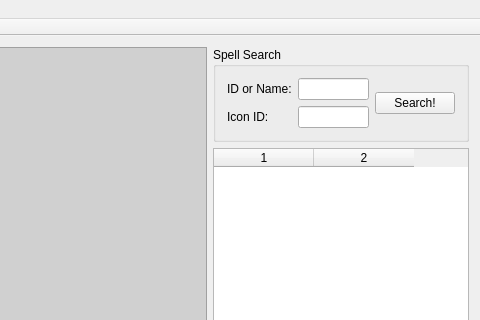
Old version of the form QSW/SpellWorkUI.ui in the repository sidsukana/QSpellWork; both pictures show x 400 to 880 and y 0 to 320 of the 880 by 600 pixel window.
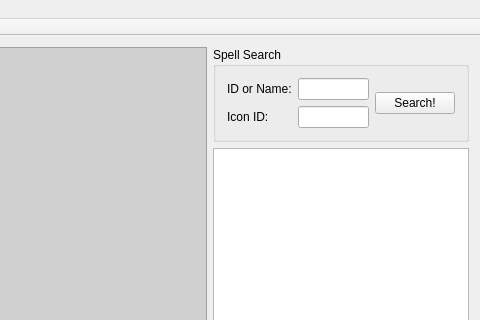
New version of the form.

Commit message: [27] QTableWidget -> QTableView

```diff
--- a/QSW/SpellWorkUI.ui
+++ b/QSW/SpellWorkUI.ui
@@ -73,7 +73,7 @@
        </widget>
       </item>
       <item>
-       <widget class="QTableWidget" name="SpellList">
+       <widget class="QTableView" name="SpellList">
         <property name="sizePolicy">
          <sizepolicy hsizetype="Fixed" vsizetype="Expanding">
           <horstretch>0</horstretch>
@@ -125,26 +125,9 @@
         <property name="cornerButtonEnabled">
          <bool>false</bool>
         </property>
-        <property name="rowCount">
-         <number>0</number>
-        </property>
-        <property name="columnCount">
-         <number>2</number>
-        </property>
-        <attribute name="horizontalHeaderCascadingSectionResizes">
-         <bool>true</bool>
-        </attribute>
-        <attribute name="horizontalHeaderShowSortIndicator" stdset="0">
-         <bool>false</bool>
-        </attribute>
         <attribute name="verticalHeaderVisible">
          <bool>false</bool>
         </attribute>
-        <attribute name="verticalHeaderDefaultSectionSize">
-         <number>10</number>
-        </attribute>
-        <column/>
-        <column/>
        </widget>
       </item>
      </layout>
```
The commit also changes 2 other files.
